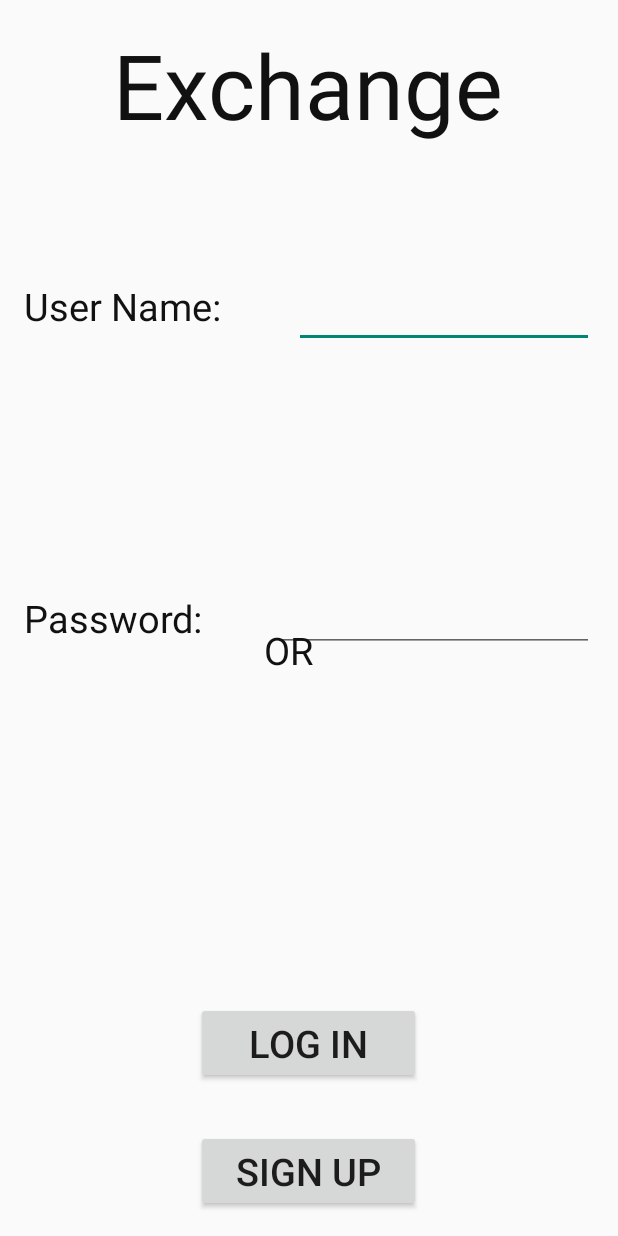
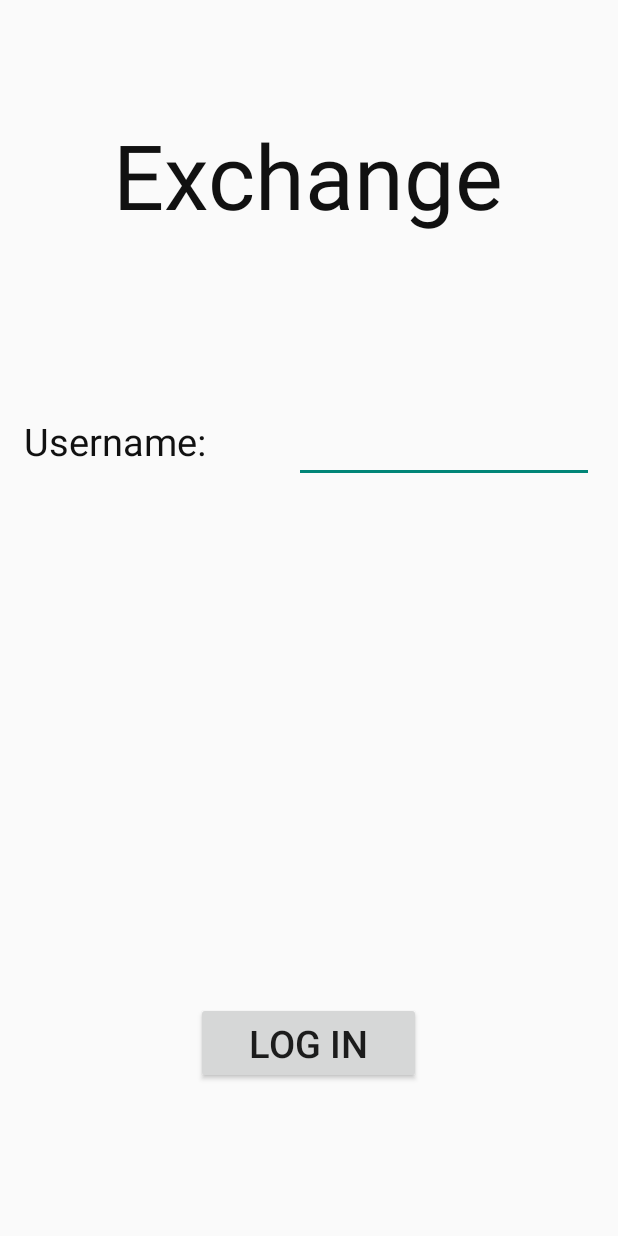
Before and after one commit to CMPUT301F15T10/Exchange, an Android app: the layout activity_main.xml on its own in the app's theme, with its tools: preview values and no code run, on a phone screen of 412 x 824 dp. Run offline under Robolectric (Android 15) with nearby library versions, the phone set to English and light mode, and no system bars.

Commit message:
Changed mainActivity to login

```diff
--- a/app/src/main/res/layout/activity_main.xml
+++ b/app/src/main/res/layout/activity_main.xml
@@ -10,6 +10,7 @@
         android:layout_height="wrap_content"
         android:layout_alignParentTop="true"
         android:layout_centerHorizontal="true"
+        android:layout_marginTop="60dp"
         android:textSize="60dp"
         android:textColor="#111"
         android:id="@+id/AppName" />
@@ -17,23 +18,14 @@
     <TextView
         android:layout_width="wrap_content"
         android:layout_height="wrap_content"
-        android:text="User Name:"
+        android:text="Username:"
         android:id="@+id/UserName"
-        android:layout_marginTop="90dp"
+        android:layout_marginTop="120dp"
         android:textColor="#111"
         android:textSize="25dp"
         android:layout_below="@+id/AppName"
         android:layout_alignParentStart="true" />
 
-    <TextView
-        android:layout_width="wrap_content"
-        android:layout_height="wrap_content"
-        android:text="Password:"
-        android:id="@+id/Password"
-        android:textColor="#111"
-        android:textSize="25dp"
-        android:layout_centerVertical="true"
-        android:layout_alignParentStart="true" />
 
     <EditText
         android:layout_width="200dp"
@@ -42,45 +34,14 @@
         android:layout_alignTop="@+id/UserName"
         android:layout_alignParentEnd="true" />
 
-    <EditText
-        android:layout_width="wrap_content"
-        android:layout_height="wrap_content"
-        android:inputType="textPassword"
-        android:ems="10"
-        android:id="@+id/editText2"
-        android:layout_centerVertical="true"
-        android:layout_alignParentEnd="true" />
-
     <Button
         android:layout_width="150dp"
         android:layout_height="wrap_content"
         android:text="Log In"
         android:id="@+id/button"
-        android:layout_above="@+id/textView"
         android:layout_centerHorizontal="true"
         android:layout_alignParentBottom="true"
         android:layout_marginBottom="85dp"
         android:textSize="25dp" />
 
-    <Button
-        android:layout_width="150dp"
-        android:layout_height="wrap_content"
-        android:text="SIgn Up"
-        android:id="@+id/button3"
-        android:layout_alignParentBottom="true"
-        android:layout_alignStart="@+id/button"
-        android:textSize="25dp" />
-
-    <TextView
-        android:layout_width="wrap_content"
-        android:layout_height="wrap_content"
-        android:text="OR"
-        android:id="@+id/textView"
-        android:textSize="25dp"
-        android:textColor="#111"
-        android:layout_marginBottom="50dp"
-        android:layout_alignParentTop="true"
-        android:layout_alignParentLeft="true"
-        android:layout_marginLeft="160dp"
-        android:layout_marginTop="400dp" />
 </RelativeLayout>
```
Also changed, not shown: app/src/main/AndroidManifest.xml (+4 -9 lines), app/src/main/java/cmput301exchange/exchange/MainActivity.java (deleted, +0 -47 lines), 3 other files.
